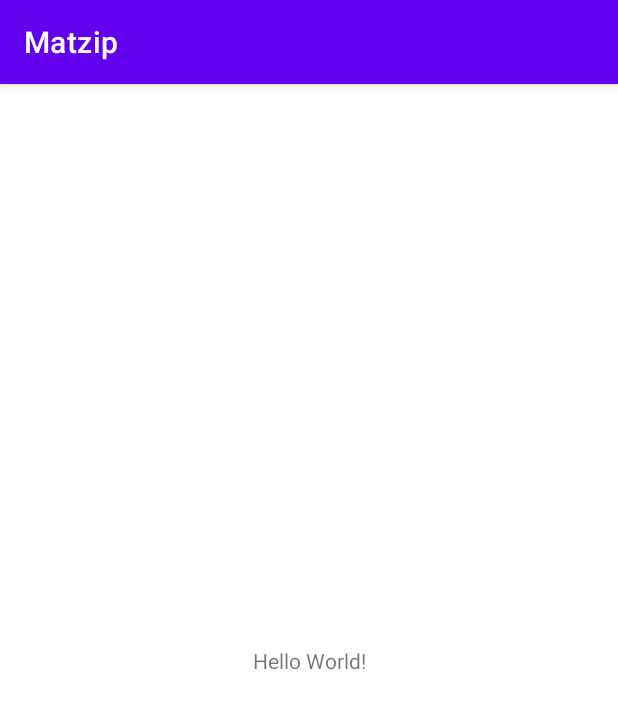
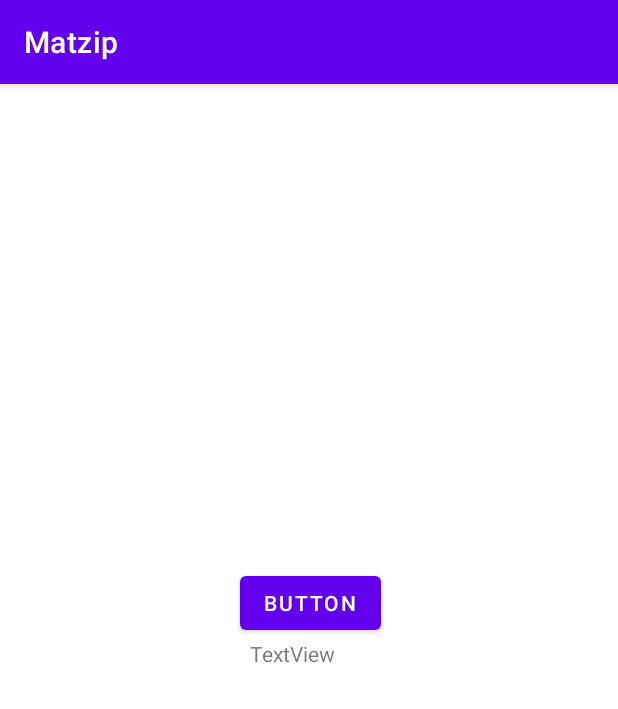
Before and after one commit to MinJaee-Kim/Matzip, an Android app: the screen it shows after launch (MainActivity), on a phone screen of 412 x 824 dp. Shown: the top 709 px of the screen. Run offline under Robolectric (Android 15) with nearby library versions, the phone set to English and light mode, and no system bars.

Commit message:
MVP모델 생성
모델 생성

```diff
--- a/app/src/main/AndroidManifest.xml
+++ b/app/src/main/AndroidManifest.xml
@@ -10,7 +10,7 @@
         android:supportsRtl="true"
         android:theme="@style/Theme.Matzip">
         <activity
-            android:name=".MainActivity"
+            android:name=".view.MainActivity"
             android:exported="true">
             <intent-filter>
                 <action android:name="android.intent.action.MAIN" />
--- a/app/src/main/java/kr/ac/uc/matzip/MainActivity.java
+++ /dev/null
@@ -1,14 +0,0 @@
-package kr.ac.uc.matzip;
-
-import androidx.appcompat.app.AppCompatActivity;
-
-import android.os.Bundle;
-
-public class MainActivity extends AppCompatActivity {
-
-    @Override
-    protected void onCreate(Bundle savedInstanceState) {
-        super.onCreate(savedInstanceState);
-        setContentView(R.layout.activity_main);
-    }
-}
--- /dev/null
+++ b/app/src/main/java/kr/ac/uc/matzip/model/BoardModel.java
@@ -0,0 +1,5 @@
+package kr.ac.uc.matzip.model;
+
+public interface BoardModel {
+    void testLog();
+}
--- /dev/null
+++ b/app/src/main/java/kr/ac/uc/matzip/model/LoginModel.java
@@ -0,0 +1,4 @@
+package kr.ac.uc.matzip.model;
+
+public class LoginModel {
+}
--- /dev/null
+++ b/app/src/main/java/kr/ac/uc/matzip/model/RegisterModel.java
@@ -0,0 +1,4 @@
+package kr.ac.uc.matzip.model;
+
+public class RegisterModel {
+}
--- /dev/null
+++ b/app/src/main/java/kr/ac/uc/matzip/presenter/BoardPresenter.java
@@ -0,0 +1,15 @@
+package kr.ac.uc.matzip.presenter;
+
+import kr.ac.uc.matzip.view.MainActivity;
+
+public class BoardPresenter {
+    private MainActivity mainActivity;
+
+    BoardPresenter(MainActivity mainActivity){
+        this.mainActivity = mainActivity;
+    }
+
+    public void onDestroy(){
+        mainActivity = null;
+    }
+}
--- /dev/null
+++ b/app/src/main/java/kr/ac/uc/matzip/presenter/LoginPresenter.java
@@ -0,0 +1,4 @@
+package kr.ac.uc.matzip.presenter;
+
+public class LoginPresenter {
+}
--- /dev/null
+++ b/app/src/main/java/kr/ac/uc/matzip/presenter/RegisterPresenter.java
@@ -0,0 +1,4 @@
+package kr.ac.uc.matzip.presenter;
+
+public class RegisterPresenter {
+}
--- /dev/null
+++ b/app/src/main/java/kr/ac/uc/matzip/view/MainActivity.java
@@ -0,0 +1,32 @@
+package kr.ac.uc.matzip.view;
+
+import androidx.appcompat.app.AppCompatActivity;
+
+import android.os.Bundle;
+import android.util.Log;
+import android.view.View;
+import android.widget.Button;
+
+import kr.ac.uc.matzip.R;
+import kr.ac.uc.matzip.model.BoardModel;
+import kr.ac.uc.matzip.presenter.BoardPresenter;
+
+public class MainActivity extends AppCompatActivity implements BoardModel {
+    Button testBtn;
+    private BoardPresenter boardPresenter;
+    private static final String TAG = "MainActivity";
+
+    @Override
+    protected void onCreate(Bundle savedInstanceState) {
+        super.onCreate(savedInstanceState);
+        setContentView(R.layout.activity_main);
+
+        testBtn = findViewById(R.id.testBtn);
+    }
+
+    @Override
+    public void testLog(){
+        Log.d(TAG, "testLog: MVP로 로그를 찍어보자");
+    }
+
+}
--- a/app/src/main/res/layout/activity_main.xml
+++ b/app/src/main/res/layout/activity_main.xml
@@ -4,15 +4,31 @@
     xmlns:tools="http://schemas.android.com/tools"
     android:layout_width="match_parent"
     android:layout_height="match_parent"
-    tools:context=".MainActivity">
+    tools:context=".view.MainActivity">
+
+    <Button
+        android:id="@+id/testBtn"
+        android:layout_width="wrap_content"
+        android:layout_height="wrap_content"
+        android:layout_marginStart="159dp"
+        android:layout_marginTop="303dp"
+        android:layout_marginEnd="158dp"
+        android:layout_marginBottom="380dp"
+        android:onClick="test"
+        android:text="Button"
+        app:layout_constraintBottom_toBottomOf="parent"
+        app:layout_constraintEnd_toEndOf="parent"
+        app:layout_constraintStart_toStartOf="parent"
+        app:layout_constraintTop_toTopOf="parent" />
 
     <TextView
+        android:id="@+id/tvTest"
         android:layout_width="wrap_content"
         android:layout_height="wrap_content"
-        android:text="Hello World!"
-        app:layout_constraintBottom_toBottomOf="parent"
-        app:layout_constraintLeft_toLeftOf="parent"
-        app:layout_constraintRight_toRightOf="parent"
-        app:layout_constraintTop_toTopOf="parent" />
-
+        android:layout_marginStart="165dp"
+        android:layout_marginEnd="188dp"
+        android:text="TextView"
+        app:layout_constraintEnd_toEndOf="parent"
+        app:layout_constraintStart_toStartOf="parent"
+        app:layout_constraintTop_toBottomOf="@+id/testBtn" />
 </androidx.constraintlayout.widget.ConstraintLayout>
```
